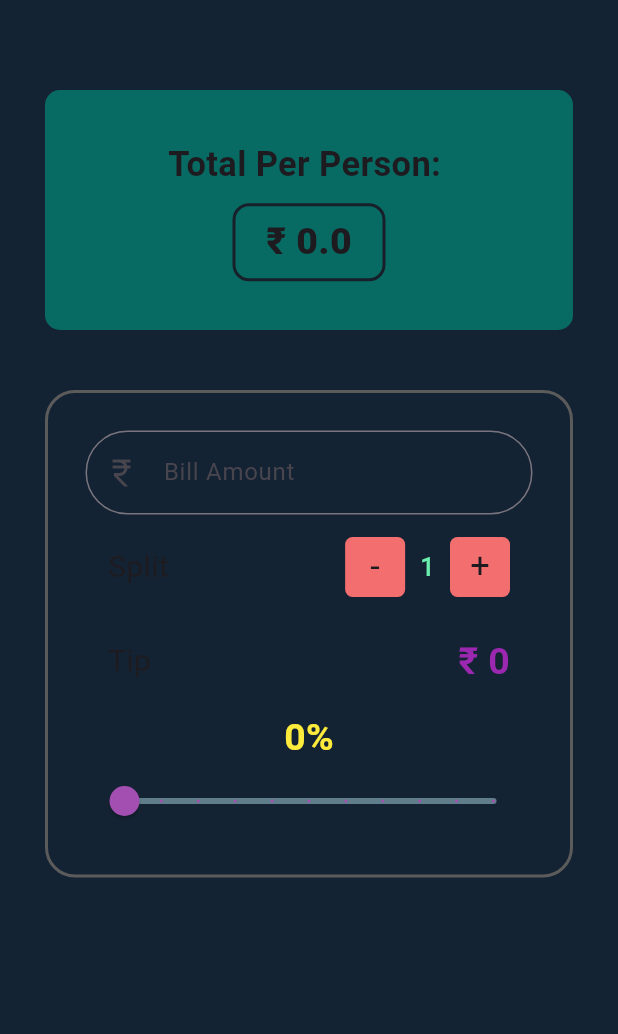
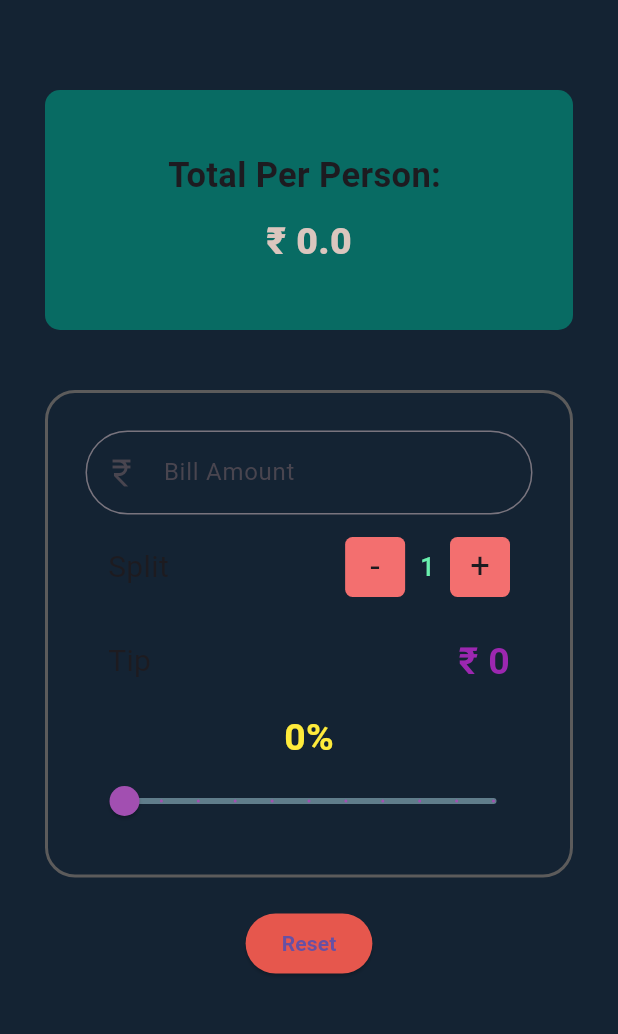
Before and after one commit to Aflah3100/Tip_Calculator_App, a Flutter app: the screen it shows after launch, on a phone screen of 412 x 824 dp, the part 84-1118 px from its top. Run offline on Flutter 3.47's test engine with Material 3 defaults, Android fonts, the phone set to English and light mode, and no system bars.

Commit message:
UI Updated, All functionalities added

```diff
--- a/lib/home_screen.dart
+++ b/lib/home_screen.dart
@@ -13,6 +13,8 @@ class _HomeScreenState extends State<HomeScreen> {
   int _count = 1;
   int _tipAmount = 0;
   int _tipPercentage = 0;
+  double _billAmount = 0.00;
+  var billAmountController = TextEditingController();
 
   //Widgets
   @override
@@ -60,25 +62,14 @@ class _HomeScreenState extends State<HomeScreen> {
                     Padding(
                       padding: const EdgeInsets.only(top: 10.0),
                       //Display Container
-                      child: Container(
-                        width: 100,
-                        height: 50,
-                        decoration: BoxDecoration(
-                            color: Colors.transparent,
-                            border: Border.all(
-                              color: const Color.fromARGB(255, 23, 32, 42),
-                              width: 2.0,
-                              style: BorderStyle.solid,
-                              strokeAlign: BorderSide.strokeAlignCenter,
-                            ),
-                            borderRadius: BorderRadius.circular(10)),
                       child: Center(
                           child: Text(
                         "\u20B9 ${_totalAmount.toString()}",
                         style: const TextStyle(
-                              fontSize: 25, fontWeight: FontWeight.w800),
+                            fontSize: 25,
+                            fontWeight: FontWeight.w800,
+                            color: Color.fromARGB(255, 219, 198, 190)),
                       )),
-                      ),
                     ),
                   ],
                 ),
@@ -98,6 +89,7 @@ class _HomeScreenState extends State<HomeScreen> {
                   mainAxisAlignment: MainAxisAlignment.center,
                   children: [
                     TextField(
+                      controller: billAmountController,
                       decoration: InputDecoration(
                           labelText: "Bill Amount",
                           prefixText: "Bill Amount: ",
@@ -108,6 +100,19 @@ class _HomeScreenState extends State<HomeScreen> {
                               borderRadius: BorderRadius.circular(30.0))),
                       keyboardType:
                           const TextInputType.numberWithOptions(decimal: true),
+                      onChanged: (String billAmount) {
+                        setState(() {
+                          try {
+                            _billAmount = double.parse(billAmount);
+                            _totalAmount =
+                                (double.parse(billAmount) + _tipAmount) /
+                                    _count;
+                          } catch (e) {
+                            _totalAmount = 0.00;
+                            billAmountController.clear();
+                          }
+                        });
+                      },
                     ), //Bill Amount
                     Padding(
                       padding: const EdgeInsets.all(15.0),
@@ -128,7 +133,8 @@ class _HomeScreenState extends State<HomeScreen> {
                                     decoration: BoxDecoration(
                                         color: const Color.fromARGB(
                                             255, 243, 111, 111),
-                                      borderRadius: BorderRadius.circular(5.0)),
+                                        borderRadius:
+                                            BorderRadius.circular(5.0)),
                                     child: const Center(
                                         child: Text(
                                       "-",
@@ -137,10 +143,14 @@ class _HomeScreenState extends State<HomeScreen> {
                                   ),
                                   onTap: () {
                                     setState(() {
-                                    if (_count > 1) _count--;
+                                      if (_count > 1) {
+                                        _count--;
+                                      }
+                                      _totalAmount =
+                                          (_billAmount + _tipAmount) / _count;
                                     });
                                   },
-                              ),
+                                  onLongPress: () => _count = 1),
                               const SizedBox(width: 10.0),
                               Text(
                                 _count.toString(),
@@ -169,6 +179,8 @@ class _HomeScreenState extends State<HomeScreen> {
                                 onTap: () {
                                   setState(() {
                                     _count++;
+                                    _totalAmount =
+                                        (_billAmount + _tipAmount) / _count;
                                   });
                                 },
                               ),
@@ -213,10 +225,42 @@ class _HomeScreenState extends State<HomeScreen> {
                         inactiveColor: Colors.blueGrey,
                         onChanged: (double newValue) {
                           setState(() {
-                            _tipPercentage = newValue.toInt();
+                            _tipPercentage = newValue.round();
+                            try {
+                              _tipAmount =
+                                  (_billAmount * (_tipPercentage / 100))
+                                      .toInt();
+                              _totalAmount =
+                                  (_billAmount + _tipAmount) / _count;
+                            } catch (e) {
+                              _tipAmount = 0;
+                              _billAmount = 0;
+                            }
                           });
                         })
                   ],
+                ),
+              ),
+              const SizedBox(height: 20),
+              Center(
+                child: ElevatedButton(
+                  onPressed: () {
+                    setState(() {
+                      billAmountController.clear();
+                      _billAmount = 0.0;
+                      _totalAmount = 0.0;
+                      _tipAmount = 0;
+                      _count = 1;
+                      _tipPercentage = 0;
+                    });
+                  },
+                  style: ElevatedButton.styleFrom(
+                    backgroundColor: const Color.fromARGB(255, 230, 87, 77),
+                  ),
+                  child: const Text(
+                    "Reset",
+                    style: TextStyle(fontWeight: FontWeight.bold),
+                  ),
                 ),
               )
             ],
```
Lines whose indentation alone changed are shown as unchanged.
